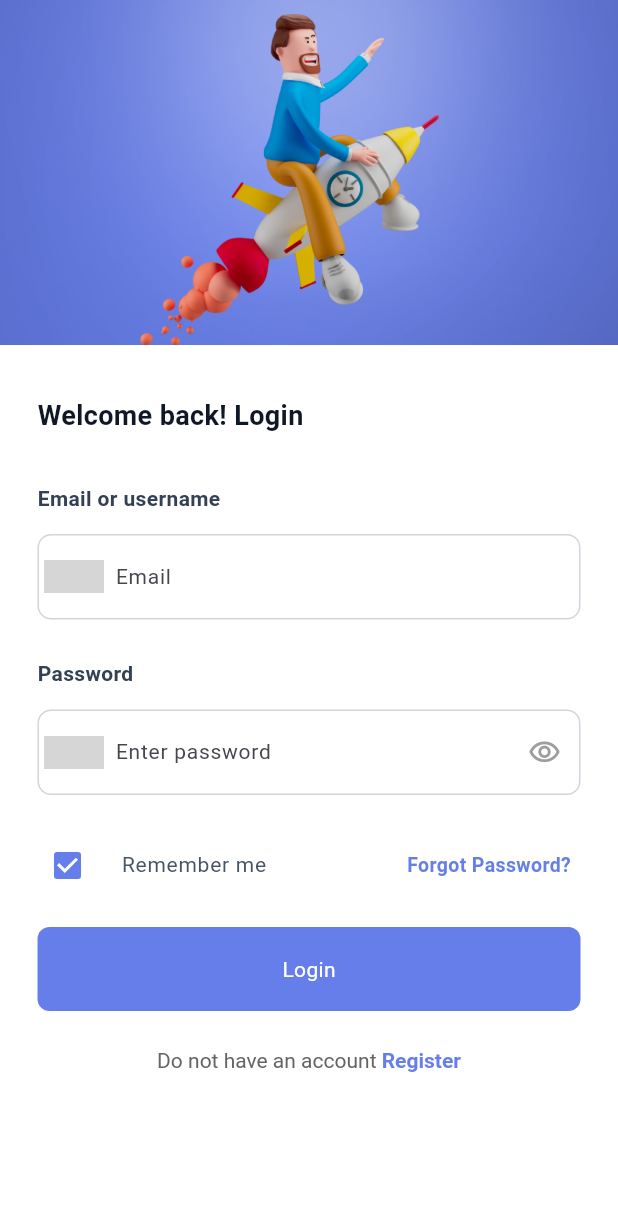
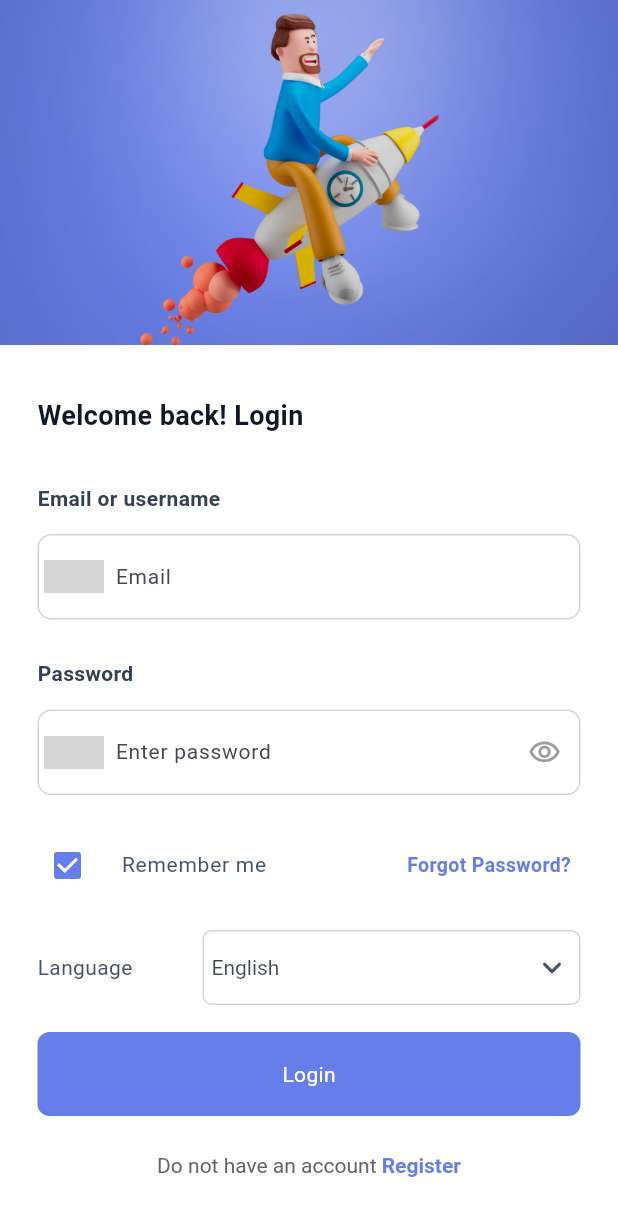
Before and after one commit to anna00026/Amrny_Mobile_Seller, a Flutter app: the screen it shows after launch, on a phone screen of 412 x 824 dp. Shown: the top 1216 px of the screen. Run offline on Flutter 3.47's test engine with Material 3 defaults, Android fonts, the light colour scheme and no system bars; our stand-ins replace auto_size_text, cached_network_image, connectivity_plus, dio, file_picker, fl_chart and 14 more; missing offline and left inert: customizable_datetime_picker, flutter_inappwebview, flutterwave_standard, flutterzilla_fixed_grid, http_auth, pusher_beams and 2 more; network calls fail; grey boxes are pictures that could not be loaded.

Commit message:
update change language in login page

```diff
--- a/lib/services/language_dropdown_helper.dart
+++ b/lib/services/language_dropdown_helper.dart
@@ -12,13 +12,25 @@
     return Consumer<AppStringService>(
       builder: (context, provider, child) =>
           provider.languageDropdownList.isNotEmpty
-              ? Column(
-                  crossAxisAlignment: CrossAxisAlignment.start,
+              ? Row(
+                  crossAxisAlignment: CrossAxisAlignment.center,
                   children: [
-                    CommonHelper().labelCommon("Language"),
-                    Container(
+                    SizedBox(
+                      width: 110,
+                      child: Text(
+                        provider.getString('Language'),
+                        style: TextStyle(
+                          color: cc.greyFour,
+                          fontSize: 14,
+                          overflow: TextOverflow.ellipsis,
+                          fontWeight: FontWeight.w400,
+                        ),
+                      ),
+                    ),
+                    Expanded(
+                      child: Container(
                         width: double.infinity,
-                      padding: const EdgeInsets.symmetric(horizontal: 15),
+                        padding: const EdgeInsets.symmetric(horizontal: 5),
                         decoration: BoxDecoration(
                           border: Border.all(color: cc.greyFive),
                           borderRadius: BorderRadius.circular(6),
@@ -31,12 +43,14 @@
                             icon: Icon(Icons.keyboard_arrow_down_rounded,
                                 color: cc.greyFour),
                             iconSize: 26,
+
                             elevation: 17,
                             style: TextStyle(color: cc.greyFour),
                             onChanged: (newValue) {
                               //setting the id of selected value
                               provider.setCurrentLangauge(context, newValue!);
                             },
+                            padding: const EdgeInsets.symmetric(vertical: 0),
                             items: provider.languageDropdownList
                                 .map<DropdownMenuItem<String>>((value) {
                               return DropdownMenuItem(
@@ -50,7 +64,8 @@
                             }).toList(),
                           ),
                         ),
-                    )
+                      ),
+                    ),
                   ],
                 )
               : Row(
--- a/lib/view/auth/login/login.dart
+++ b/lib/view/auth/login/login.dart
@@ -2,6 +2,7 @@
 import 'package:flutter/material.dart';
 import 'package:provider/provider.dart';
 import 'package:qixer_seller/services/app_string_service.dart';
+import 'package:qixer_seller/services/language_dropdown_helper.dart';
 import 'package:qixer_seller/utils/common_helper.dart';
 import 'package:qixer_seller/utils/constant_colors.dart';
 import 'package:qixer_seller/utils/constant_styles.dart';
@@ -260,9 +261,16 @@
                             ],
                           ),
 
+
+                        const SizedBox(
+                          height: 15,
+                        ),
+                        //dropdown for language
+                        LanguageDropdownHelper().languageDropdown(cc, context),
+
                           //Login button ==================>
                           const SizedBox(
-                            height: 13,
+                            height: 18,
                           ),
 
                           Consumer<LoginService>(
--- a/lib/view/profile/profile_edit.dart
+++ b/lib/view/profile/profile_edit.dart
@@ -363,8 +363,6 @@
                       const SizedBox(
                         height: 3,
                       ),
-                      //dropdown for language
-                      LanguageDropdownHelper().languageDropdown(cc, context),
 
                       const SizedBox(
                         height: 18,
```
Also changed, not shown: lib/view/profile/profile_page.dart (+6 -2 lines), 1 other file. Lines whose indentation alone changed are shown as unchanged.
